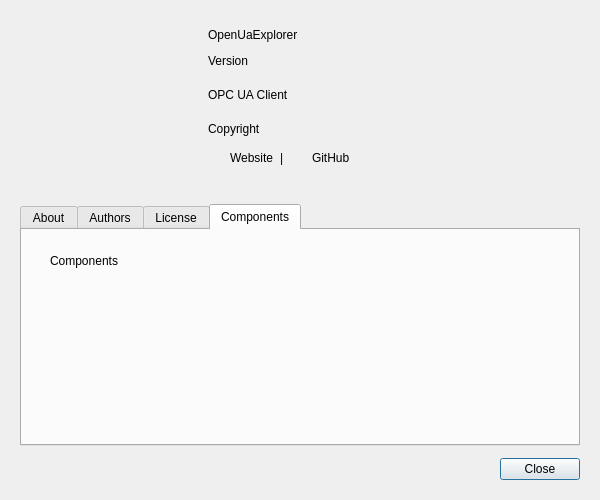
Old version of the form src/ui/dialogs/dialogabout.ui in the repository sanny32/OpenUaExplorer.
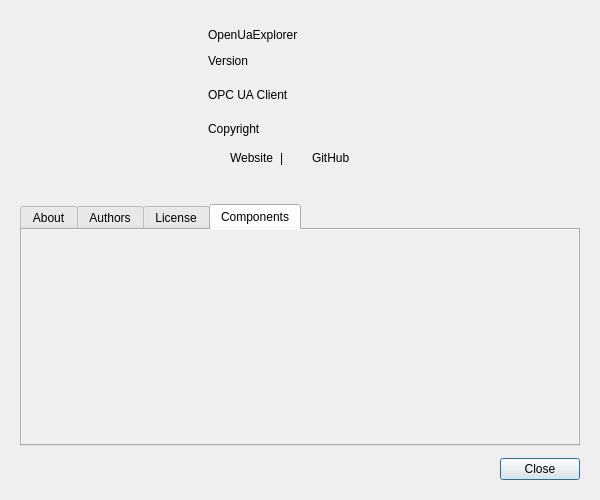
New version of the form. The open tabs and pages were chosen to show the change. Custom widgets are drawn as their Qt base class.

Commit message: feat: enhance About dialog to include QtKeychain and OpenSSL version information

What changed in the file:
```diff
--- a/src/ui/dialogs/dialogabout.ui
+++ b/src/ui/dialogs/dialogabout.ui
@@ -387,6 +387,42 @@
       <attribute name="title">
        <string>Components</string>
       </attribute>
+       <layout class="QVBoxLayout" name="componentsTabLayout">
+        <property name="spacing">
+         <number>0</number>
+        </property>
+        <property name="leftMargin">
+         <number>0</number>
+        </property>
+        <property name="topMargin">
+         <number>0</number>
+        </property>
+        <property name="rightMargin">
+         <number>0</number>
+        </property>
+        <property name="bottomMargin">
+         <number>0</number>
+        </property>
+        <item>
+         <widget class="QScrollArea" name="componentsScrollArea">
+          <property name="frameShape">
+           <enum>QFrame::NoFrame</enum>
+          </property>
+          <property name="sizeAdjustPolicy">
+           <enum>QAbstractScrollArea::AdjustIgnored</enum>
+          </property>
+          <property name="widgetResizable">
+           <bool>true</bool>
+          </property>
+          <widget class="QWidget" name="componentsScrollAreaContents">
+           <property name="geometry">
+            <rect>
+             <x>0</x>
+             <y>0</y>
+             <width>554</width>
+             <height>200</height>
+            </rect>
+           </property>
       <layout class="QVBoxLayout" name="componentsLayout">
        <property name="leftMargin">
         <number>28</number>
@@ -400,19 +436,6 @@
        <property name="bottomMargin">
         <number>24</number>
        </property>
-       <item>
-        <widget class="QLabel" name="componentsLabel">
-         <property name="text">
-          <string>Components</string>
-         </property>
-         <property name="textFormat">
-          <enum>Qt::TextFormat::RichText</enum>
-         </property>
-         <property name="alignment">
-          <set>Qt::AlignLeading|Qt::AlignLeft|Qt::AlignTop</set>
-         </property>
-        </widget>
-       </item>
        <item>
         <spacer name="componentsSpacer">
          <property name="orientation">
@@ -425,6 +448,10 @@
           </size>
          </property>
         </spacer>
+            </item>
+           </layout>
+          </widget>
+         </widget>
        </item>
       </layout>
      </widget>
```
Left out of the diff: 15 changed lines with no effect on the pictures. Lines whose indentation alone changed are shown as unchanged. The commit also changes 4 other files.
